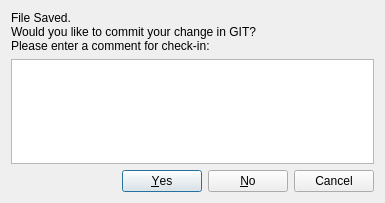
This is ui/commit.ui in pcdshub/iocmanager as Qt 5 draws it before an edit. The edited form follows.
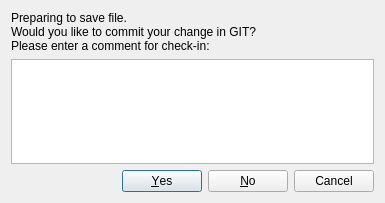
This is the edited form.

Commit message: FIX: make the commit ui stop lying, adjust compile for my other file moves

The edit to the form file:
```diff
--- a/ui/commit.ui
+++ b/ui/commit.ui
@@ -17,7 +17,7 @@
    <item>
     <widget class="QLabel" name="label">
      <property name="text">
-      <string>File Saved.
+      <string>Preparing to save file.
 Would you like to commit your change in GIT?
 Please enter a comment for check-in:</string>
      </property>
```
The commit also changes 1 other file.
